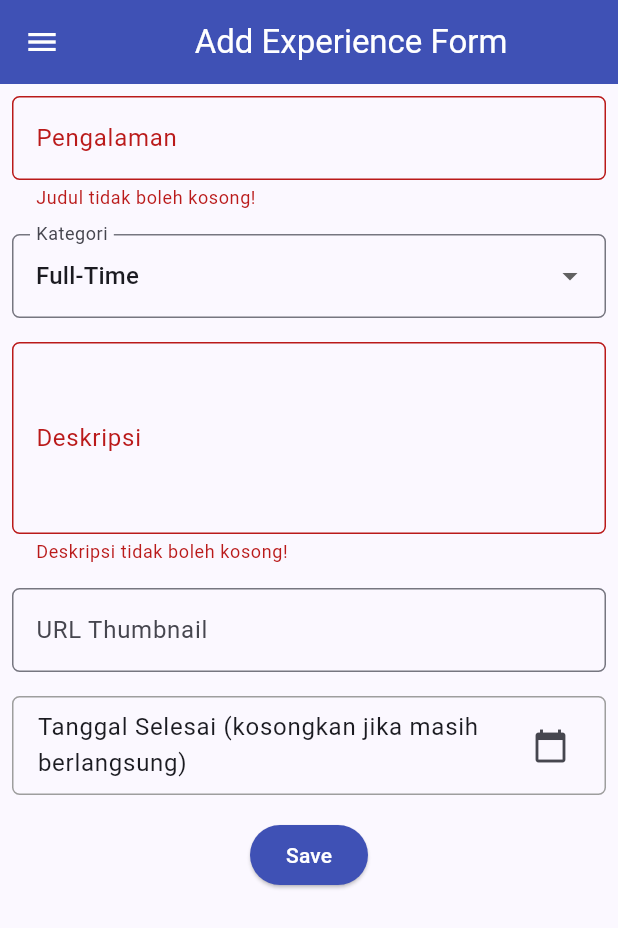
After one commit to Taufiq454/myportofolio_mobile, a Flutter app: the ExperienceFormPage screen opened directly, after a tap on "Save", on a phone screen of 412 x 824 dp. The commit adds this screen. Shown: the top 928 px of the screen. Run offline on Flutter 3.47's test engine with Material 3 defaults, Android fonts, the phone set to English and light mode, and no system bars; our stand-ins replace material_ui.

Commit message:
Complete Tugas-08

```diff
--- a/lib/screens/education_form.dart
+++ b/lib/screens/education_form.dart
@@ -11,8 +11,6 @@ class EducationFormPage extends StatefulWidget {
 class _EducationFormPageState extends State<EducationFormPage> {
   final _formKey = GlobalKey<FormState>();
 
-  // String _educationName = "";
-  // String _description = "";
   String _institution = "";
   String _degree = "S1"; // default
   String _studyProgram = "";
@@ -56,6 +54,9 @@ class _EducationFormPageState extends State<EducationFormPage> {
                   validator: (String? value) {
                     if (value == null || value.trim().isEmpty) {
                       return "Nama institusi tidak boleh kosong!";
+                    }
+                    if (value.trim().length > 50) {
+                      return "Nama institusi maksimal 50 karakter!";
                     }
                     return null;
                   },
@@ -108,6 +109,9 @@ class _EducationFormPageState extends State<EducationFormPage> {
                   validator: (String? value) {
                     if (value == null || value.trim().isEmpty) {
                       return "Program study tidak boleh kosong!";
+                    }
+                    if (value.trim().length > 100) {
+                      return "Program study maksimal 100 karakter!";
                     }
                     return null;
                   },
--- /dev/null
+++ b/lib/screens/experience_form.dart
@@ -0,0 +1,272 @@
+import 'package:material_ui/material_ui.dart';
+import 'package:myportofolio_mobile/widgets/left_drawer.dart';
+
+class ExperienceFormPage extends StatefulWidget {
+  const ExperienceFormPage({super.key});
+
+  @override
+  State<ExperienceFormPage> createState() => _ExperienceFormPageState();
+}
+
+class _ExperienceFormPageState extends State<ExperienceFormPage> {
+  final _formKey = GlobalKey<FormState>();
+
+  String _title = "";
+  String _description = "";
+  String _category = "full-time";
+  String _thumbnail = "";
+  DateTime? _endedAt;
+
+  // key = nilai yang dikirim ke Django, value = label yang tampil
+  final Map<String, String> _categories = {
+    'internship': 'Internship',
+    'research': 'Research',
+    'volunteer': 'Volunteer',
+    'part-time': 'Part-Time',
+    'full-time': 'Full-Time',
+    'freelance': 'Freelance',
+  };
+
+  String _formatDate(DateTime d) =>
+      '${d.year}-${d.month.toString().padLeft(2, '0')}-${d.day.toString().padLeft(2, '0')}';
+
+  @override
+  Widget build(BuildContext context) {
+    return Scaffold(
+      appBar: AppBar(
+        title: const Center(child: Text('Add Experience Form')),
+        backgroundColor: Colors.indigo,
+        foregroundColor: Colors.white,
+      ),
+      drawer: const LeftDrawer(),
+      body: Form(
+        key: _formKey,
+        child: SingleChildScrollView(
+          child: Column(
+            crossAxisAlignment: CrossAxisAlignment.start,
+            children: [
+              // === Title ===
+              Padding(
+                padding: const EdgeInsets.all(8.0),
+                child: TextFormField(
+                  decoration: InputDecoration(
+                    hintText: "Pengalaman",
+                    labelText: "Pengalaman",
+                    border: OutlineInputBorder(
+                      borderRadius: BorderRadius.circular(5.0),
+                    ),
+                  ),
+                  onChanged: (String? value) {
+                    setState(() {
+                      _title = value ?? "";
+                    });
+                  },
+                  validator: (String? value) {
+                    if (value == null || value.trim().isEmpty) {
+                      return "Judul tidak boleh kosong!";
+                    }
+                    if (value.trim().length > 255) {
+                      return "Judul maksimal 255 karakter!";
+                    }
+                    return null;
+                  },
+                ),
+              ),
+
+              // === Category ===
+              Padding(
+                padding: const EdgeInsets.all(8.0),
+                child: DropdownButtonFormField<String>(
+                  decoration: InputDecoration(
+                    labelText: "Kategori",
+                    border: OutlineInputBorder(
+                      borderRadius: BorderRadius.circular(5.0),
+                    ),
+                  ),
+                  initialValue: _category,
+                  items: _categories.entries
+                      .map(
+                        (e) => DropdownMenuItem(
+                          value: e.key,
+                          child: Text(e.value),
+                        ),
+                      )
+                      .toList(),
+                  onChanged: (String? newValue) {
+                    setState(() {
+                      _category = newValue!;
+                    });
+                  },
+                ),
+              ),
+
+              // === Description ===
+              Padding(
+                padding: const EdgeInsets.all(8.0),
+                child: TextFormField(
+                  maxLines: 4,
+                  decoration: InputDecoration(
+                    hintText: "Deskripsi",
+                    labelText: "Deskripsi",
+                    border: OutlineInputBorder(
+                      borderRadius: BorderRadius.circular(5.0),
+                    ),
+                  ),
+                  onChanged: (String? value) {
+                    setState(() {
+                      _description = value ?? "";
+                    });
+                  },
+                  validator: (String? value) {
+                    if (value == null || value.trim().isEmpty) {
+                      return "Deskripsi tidak boleh kosong!";
+                    }
+                    if (value.trim().length > 1000) {
+                      return "Deskripsi maksimal 1000 karakter!";
+                    }
+                    return null;
+                  },
+                ),
+              ),
+
+              // === Thumbnail ===
+              Padding(
+                padding: const EdgeInsets.all(8.0),
+                child: TextFormField(
+                  keyboardType: TextInputType.url,
+                  decoration: InputDecoration(
+                    hintText: "URL Thumbnail (opsional)",
+                    labelText: "URL Thumbnail",
+                    border: OutlineInputBorder(
+                      borderRadius: BorderRadius.circular(5.0),
+                    ),
+                  ),
+                  onChanged: (String? value) {
+                    setState(() {
+                      _thumbnail = value?.trim() ?? "";
+                    });
+                  },
+                  validator: (String? value) {
+                    if (value == null || value.trim().isEmpty) {
+                      return null; // boleh kosong
+                    }
+                    final uri = Uri.tryParse(value.trim());
+                    final valid =
+                        uri != null &&
+                        (uri.scheme == 'http' || uri.scheme == 'https') &&
+                        uri.host.isNotEmpty;
+                    if (!valid) {
+                      return "URL tidak valid!";
+                    }
+                    return null;
+                  },
+                ),
+              ),
+
+              // === Ended at ===
+              Padding(
+                padding: const EdgeInsets.all(8.0),
+                child: ListTile(
+                  shape: RoundedRectangleBorder(
+                    side: const BorderSide(color: Colors.grey),
+                    borderRadius: BorderRadius.circular(5.0),
+                  ),
+                  title: Text(
+                    _endedAt == null
+                        ? "Tanggal Selesai (kosongkan jika masih berlangsung)"
+                        : "Tanggal Selesai: ${_formatDate(_endedAt!)}",
+                  ),
+                  trailing: Row(
+                    mainAxisSize: MainAxisSize.min,
+                    children: [
+                      if (_endedAt != null)
+                        IconButton(
+                          icon: const Icon(Icons.clear),
+                          onPressed: () => setState(() => _endedAt = null),
+                        ),
+                      const Icon(Icons.calendar_today),
+                    ],
+                  ),
+                  onTap: () async {
+                    final picked = await showDatePicker(
+                      context: context,
+                      initialDate: _endedAt ?? DateTime.now(),
+                      firstDate: DateTime(1990),
+                      lastDate: DateTime(2100),
+                    );
+                    if (picked != null) {
+                      setState(() => _endedAt = picked);
+                    }
+                  },
+                ),
+              ),
+
+              // === Tombol Simpan ===
+              Align(
+                alignment: Alignment.bottomCenter,
+                child: Padding(
+                  padding: const EdgeInsets.all(8.0),
+                  child: ElevatedButton(
+                    style: ButtonStyle(
+                      backgroundColor: WidgetStateProperty.all(Colors.indigo),
+                    ),
+                    onPressed: () {
+                      if (_formKey.currentState!.validate()) {
+                        showDialog(
+                          context: context,
+                          builder: (context) {
+                            return AlertDialog(
+                              title: const Text(
+                                'Pengalaman berhasil ditambahkan!',
+                              ),
+                              content: SingleChildScrollView(
+                                child: Column(
+                                  crossAxisAlignment: CrossAxisAlignment.start,
+                                  children: [
+                                    Text('Judul: $_title'),
+                                    Text('Kategori: ${_categories[_category]}'),
+                                    Text('Deskripsi: $_description'),
+                                    Text(
+                                      'Thumbnail: ${_thumbnail.isEmpty ? "-" : _thumbnail}',
+                                    ),
+                                    Text(
+                                      'Tanggal Selesai: ${_endedAt == null ? "Sekarang" : _formatDate(_endedAt!)}',
+                                    ),
+                                  ],
+                                ),
+                              ),
+                              actions: [
+                                TextButton(
+                                  child: const Text('OK'),
+                                  onPressed: () {
+                                    Navigator.pop(context);
+                                    setState(() {
+                                      _title = "";
+                                      _description = "";
+                                      _category = "full-time";
+                                      _thumbnail = "";
+                                      _endedAt = null;
+                                    });
+                                    _formKey.currentState!.reset();
+                                  },
+                                ),
+                              ],
+                            );
+                          },
+                        );
+                      }
+                    },
+                    child: const Text(
+                      "Save",
+                      style: TextStyle(color: Colors.white),
+                    ),
+                  ),
+                ),
+              ),
+            ],
+          ),
+        ),
+      ),
+    );
+  }
+}
--- a/lib/screens/menu.dart
+++ b/lib/screens/menu.dart
@@ -1,6 +1,6 @@
 import 'package:material_ui/material_ui.dart';
 import 'package:myportofolio_mobile/widgets/left_drawer.dart';
-import 'package:myportofolio_mobile/widgets/project_cart.dart';
+import 'package:myportofolio_mobile/widgets/item_card.dart';
 
 class MyHomePage extends StatelessWidget {
   MyHomePage({super.key});
@@ -10,7 +10,7 @@ class MyHomePage extends StatelessWidget {
   final String kelas = "PBP B";
 
   final List<ItemHomepage> items = [
-    ItemHomepage("Lihat Education", Icons.folder, Colors.lightBlue),
+    ItemHomepage("Tambah Experience", Icons.folder, Colors.lightBlue),
     ItemHomepage("Tambah Education", Icons.add_box_rounded, Colors.deepPurple),
     // ItemHomepage("Lihat Experience", Icons.folder),
     ItemHomepage("Logout", Icons.logout, Colors.blueGrey),
--- a/lib/widgets/project_cart.dart
+++ b/lib/widgets/item_card.dart
@@ -1,6 +1,7 @@
 import 'package:material_ui/material_ui.dart';
 import 'package:myportofolio_mobile/screens/menu.dart';
 import 'package:myportofolio_mobile/screens/education_form.dart';
+import 'package:myportofolio_mobile/screens/experience_form.dart';
 
 class ItemCard extends StatelessWidget {
   final ItemHomepage item;
@@ -32,6 +33,13 @@ class ItemCard extends StatelessWidget {
                 builder: (context) => const EducationFormPage(),
               ),
             );
+          } else if (item.name == "Tambah Experience") {
+            Navigator.push(
+              context,
+              MaterialPageRoute(
+                builder: (context) => const ExperienceFormPage(),
+              ),
+            );
           }
         },
         child: Container(
--- a/lib/widgets/left_drawer.dart
+++ b/lib/widgets/left_drawer.dart
@@ -1,4 +1,5 @@
 import 'package:material_ui/material_ui.dart';
+import 'package:myportofolio_mobile/screens/experience_form.dart';
 import 'package:myportofolio_mobile/screens/menu.dart';
 import 'package:myportofolio_mobile/screens/education_form.dart';
 
@@ -53,6 +54,17 @@ class LeftDrawer extends StatelessWidget {
               );
             },
           ),
+          ListTile(
+            leading: const Icon(Icons.add_circle_outline),
+            title: const Text('Add Experience'),
+            // Navigasi ke halaman tambah education
+            onTap: () {
+              Navigator.pushReplacement(
+                context,
+                MaterialPageRoute(builder: (context) => ExperienceFormPage()),
+              );
+            },
+          ),
         ],
       ),
     );
```
Also changed, not shown: 1 other file.
